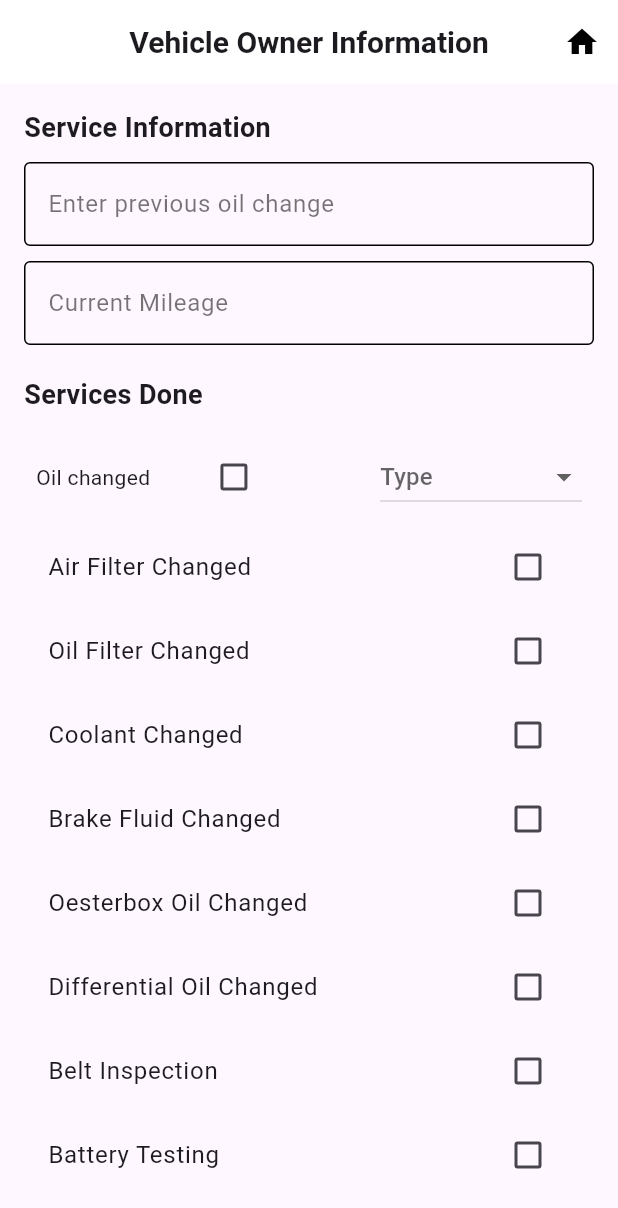
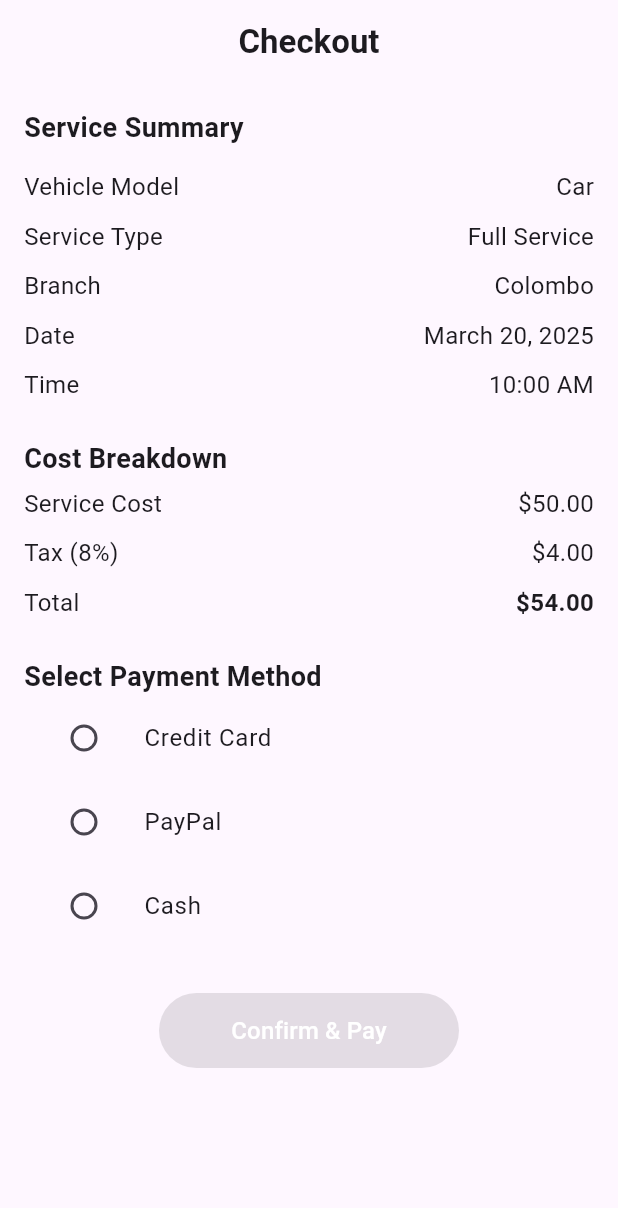
Before and after one commit to IsiraAdithyaWithana/Dr.-Cars, a Flutter app: the screen it shows after launch, on a phone screen of 412 x 824 dp. Shown: the top 1208 px of the screen. Run offline on Flutter 3.47's test engine with Material 3 defaults, Android fonts, the light colour scheme and no system bars; our stand-ins replace font_awesome_flutter.

Commit message:
checkout page created

```diff
--- /dev/null
+++ b/lib/interface/checkout.dart
@@ -0,0 +1,115 @@
+import 'package:flutter/material.dart';
+
+class CheckoutPage extends StatefulWidget {
+  @override
+  _CheckoutPageState createState() => _CheckoutPageState();
+}
+
+class _CheckoutPageState extends State<CheckoutPage> {
+  String? selectedPaymentMethod;
+  double serviceCost = 50.00; // Example base service cost
+  double taxRate = 0.08; // 8% tax rate
+
+  @override
+  Widget build(BuildContext context) {
+    double taxAmount = serviceCost * taxRate;
+    double totalAmount = serviceCost + taxAmount;
+
+    return Scaffold(
+      appBar: AppBar(
+        title: const Text('Checkout', style: TextStyle(fontWeight: FontWeight.bold)),
+        centerTitle: true,
+      ),
+      body: Padding(
+        padding: const EdgeInsets.all(16.0),
+        child: Column(
+          crossAxisAlignment: CrossAxisAlignment.start,
+          children: [
+            const Text('Service Summary', style: TextStyle(fontSize: 18, fontWeight: FontWeight.bold)),
+
+            const SizedBox(height: 10),
+            _buildSummaryRow("Vehicle Model", "Car"),
+            _buildSummaryRow("Service Type", "Full Service"),
+            _buildSummaryRow("Branch", "Colombo"),
+            _buildSummaryRow("Date", "March 20, 2025"),
+            _buildSummaryRow("Time", "10:00 AM"),
+
+            const SizedBox(height: 20),
+            const Text('Cost Breakdown', style: TextStyle(fontSize: 18, fontWeight: FontWeight.bold)),
+            _buildSummaryRow("Service Cost", "\$${serviceCost.toStringAsFixed(2)}"),
+            _buildSummaryRow("Tax (8%)", "\$${taxAmount.toStringAsFixed(2)}"),
+            _buildSummaryRow("Total", "\$${totalAmount.toStringAsFixed(2)}", isBold: true),
+
+            const SizedBox(height: 20),
+            const Text('Select Payment Method', style: TextStyle(fontSize: 18, fontWeight: FontWeight.bold)),
+
+            _buildPaymentOption("Credit Card"),
+            _buildPaymentOption("PayPal"),
+            _buildPaymentOption("Cash"),
+
+            const SizedBox(height: 30),
+            Center(
+              child: ElevatedButton(
+                style: ElevatedButton.styleFrom(
+                  backgroundColor: Colors.blue,
+                  minimumSize: const Size(200, 50),
+                  shape: RoundedRectangleBorder(borderRadius: BorderRadius.circular(25)),
+                ),
+                onPressed: selectedPaymentMethod == null ? null : () {
+                  _showConfirmationDialog();
+                },
+                child: const Text('Confirm & Pay', style: TextStyle(color: Colors.white, fontSize: 16)),
+              ),
+            ),
+          ],
+        ),
+      ),
+    );
+  }
+
+  Widget _buildSummaryRow(String label, String value, {bool isBold = false}) {
+    return Padding(
+      padding: const EdgeInsets.symmetric(vertical: 5.0),
+      child: Row(
+        mainAxisAlignment: MainAxisAlignment.spaceBetween,
+        children: [
+          Text(label, style: const TextStyle(fontSize: 16)),
+          Text(value, style: TextStyle(fontSize: 16, fontWeight: isBold ? FontWeight.bold : FontWeight.normal)),
+        ],
+      ),
+    );
+  }
+
+  Widget _buildPaymentOption(String method) {
+    return ListTile(
+      title: Text(method),
+      leading: Radio<String>(
+        value: method,
+        groupValue: selectedPaymentMethod,
+        onChanged: (value) {
+          setState(() {
+            selectedPaymentMethod = value;
+          });
+        },
+      ),
+    );
+  }
+
+  void _showConfirmationDialog() {
+    showDialog(
+      context: context,
+      builder: (BuildContext context) {
+        return AlertDialog(
+          title: const Text('Payment Confirmed'),
+          content: Text('Your payment of \$${(serviceCost + (serviceCost * taxRate)).toStringAsFixed(2)} has been processed.'),
+          actions: [
+            TextButton(
+              onPressed: () => Navigator.of(context).pop(),
+              child: const Text('OK'),
+            ),
+          ],
+        );
+      },
+    );
+  }
+}
--- a/lib/main.dart
+++ b/lib/main.dart
@@ -8,6 +8,7 @@ import 'package:flutter/material.dart';
 import 'main/signin.dart';
 import 'package:dr_cars/interface/appointments.dart';
 import 'package:dr_cars/interface/dashboard.dart';
+import 'package:dr_cars/interface/checkout.dart';
 
 void main() {
   runApp(MyApp());
@@ -18,6 +19,6 @@ class MyApp extends StatelessWidget {
 
   @override
   Widget build(BuildContext context) {
-    return MaterialApp(debugShowCheckedModeBanner: false, home: AddService());
+    return MaterialApp(debugShowCheckedModeBanner: false, home: CheckoutPage());
   }
 }
```
